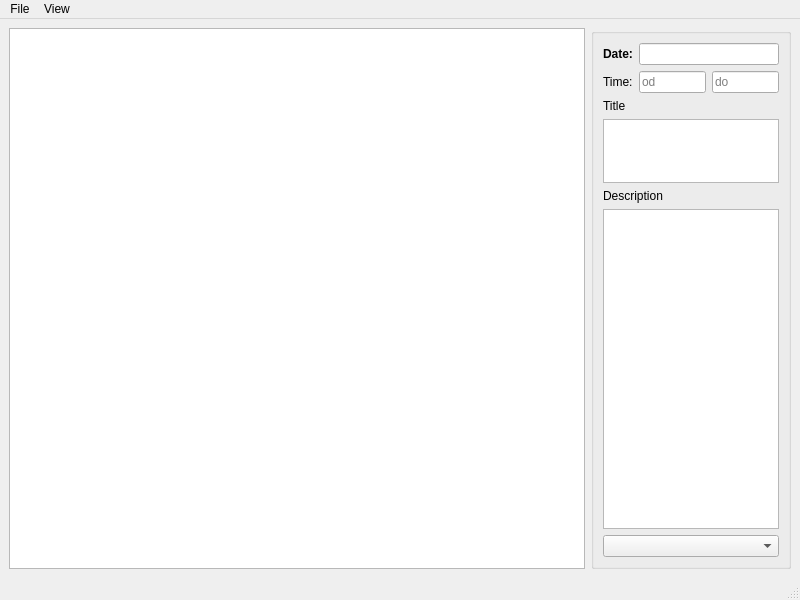
mdrska80/timesheet, file mainwindow.ui: the form before one commit.
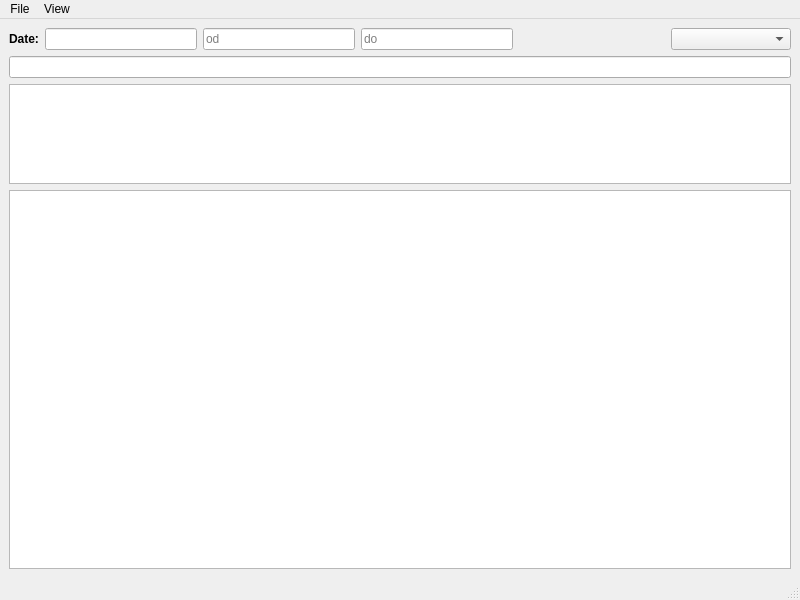
The form after the commit. Icons and pictures are not drawn. Custom widgets are drawn as their Qt base class.

Commit message: - Added FileInfoStorage into TSCore   - Autocomplete is taken from there - Gfx data are now taken from <APP_DIR>/share folder - Previous and next month can be seen now - Companies are beeter handled

The edit to the form file:
```diff
--- a/mainwindow.ui
+++ b/mainwindow.ui
@@ -14,52 +14,19 @@
    <string>Timesheet</string>
   </property>
   <widget class="QWidget" name="centralwidget">
-   <layout class="QHBoxLayout" name="horizontalLayout_2">
-    <item>
-     <layout class="QHBoxLayout" name="horizontalLayout">
-      <item>
-       <widget class="EntryListView" name="listView">
-        <property name="autoFillBackground">
-         <bool>true</bool>
-        </property>
-        <property name="alternatingRowColors">
-         <bool>true</bool>
-        </property>
-       </widget>
-      </item>
-      <item>
-       <widget class="QGroupBox" name="groupBox">
-        <property name="sizePolicy">
-         <sizepolicy hsizetype="Maximum" vsizetype="Preferred">
-          <horstretch>0</horstretch>
-          <verstretch>0</verstretch>
-         </sizepolicy>
-        </property>
-        <property name="minimumSize">
-         <size>
-          <width>200</width>
-          <height>0</height>
-         </size>
-        </property>
-        <property name="maximumSize">
-         <size>
-          <width>200</width>
-          <height>16777215</height>
-         </size>
-        </property>
-        <property name="autoFillBackground">
-         <bool>true</bool>
-        </property>
-        <property name="title">
-         <string/>
-        </property>
-        <property name="alignment">
-         <set>Qt::AlignRight|Qt::AlignTrailing|Qt::AlignVCenter</set>
-        </property>
         <layout class="QVBoxLayout" name="verticalLayout_2">
          <item>
-          <layout class="QGridLayout" name="gridLayout_2">
-           <item row="1" column="1" colspan="2">
+     <layout class="QVBoxLayout" name="verticalLayout">
+      <item>
+       <layout class="QHBoxLayout" name="horizontalLayout_Data">
+        <item>
+         <widget class="QLabel" name="label">
+          <property name="text">
+           <string>&lt;b&gt;Date:&lt;/b&gt;</string>
+          </property>
+         </widget>
+        </item>
+        <item>
             <widget class="QLineEdit" name="dateLineEdit">
              <property name="sizePolicy">
               <sizepolicy hsizetype="Expanding" vsizetype="Fixed">
@@ -69,28 +36,14 @@
              </property>
             </widget>
            </item>
-           <item row="3" column="1">
+        <item>
             <widget class="QLineEdit" name="fromLineEdit">
              <property name="placeholderText">
               <string>od</string>
              </property>
             </widget>
            </item>
-           <item row="3" column="0">
-            <widget class="QLabel" name="label_2">
-             <property name="text">
-              <string>Time:</string>
-             </property>
-            </widget>
-           </item>
-           <item row="1" column="0">
-            <widget class="QLabel" name="label">
-             <property name="text">
-              <string>&lt;b&gt;Date:&lt;/b&gt;</string>
-             </property>
-            </widget>
-           </item>
-           <item row="3" column="2">
+        <item>
             <widget class="QLineEdit" name="toLineEdit">
              <property name="sizePolicy">
               <sizepolicy hsizetype="Expanding" vsizetype="Fixed">
@@ -103,46 +56,59 @@
              </property>
             </widget>
            </item>
-          </layout>
-         </item>
          <item>
-          <widget class="QLabel" name="label_4">
-           <property name="text">
-            <string>Title</string>
-           </property>
-          </widget>
+         <spacer name="horizontalSpacer">
+          <property name="orientation">
+           <enum>Qt::Horizontal</enum>
+          </property>
+          <property name="sizeHint" stdset="0">
+           <size>
+            <width>40</width>
+            <height>20</height>
+           </size>
+          </property>
+         </spacer>
          </item>
          <item>
-          <widget class="QTextEdit" name="titleTextEdit">
-           <property name="maximumSize">
+         <widget class="QComboBox" name="comboBox">
+          <property name="minimumSize">
             <size>
-             <width>16777215</width>
-             <height>64</height>
-            </size>
-           </property>
-           <property name="tabChangesFocus">
-            <bool>true</bool>
-           </property>
-          </widget>
-         </item>
+            <width>120</width>
+            <height>0</height>
+           </size>
+          </property>
+         </widget>
+        </item>
+       </layout>
+      </item>
          <item>
-          <widget class="QLabel" name="label_5">
-           <property name="text">
-            <string>Description</string>
-           </property>
-          </widget>
+       <layout class="QHBoxLayout" name="horizontalLayout_3">
+        <item>
+         <widget class="QLineEdit" name="titleLineEdit"/>
+        </item>
+       </layout>
          </item>
          <item>
           <widget class="QTextEdit" name="descriptionTextEdit">
+        <property name="maximumSize">
+         <size>
+          <width>16777215</width>
+          <height>100</height>
+         </size>
+        </property>
            <property name="tabChangesFocus">
             <bool>true</bool>
            </property>
           </widget>
          </item>
          <item>
-          <widget class="QComboBox" name="comboBox"/>
-         </item>
-        </layout>
+       <widget class="EntryListView" name="listView">
+        <property name="autoFillBackground">
+         <bool>true</bool>
+        </property>
+        <property name="alternatingRowColors">
+         <bool>true</bool>
+        </property>
        </widget>
       </item>
      </layout>
```
Left out of the diff: 31 changed lines with no effect on the pictures. Lines whose indentation alone changed are shown as unchanged. The commit also changes 32 other files.
